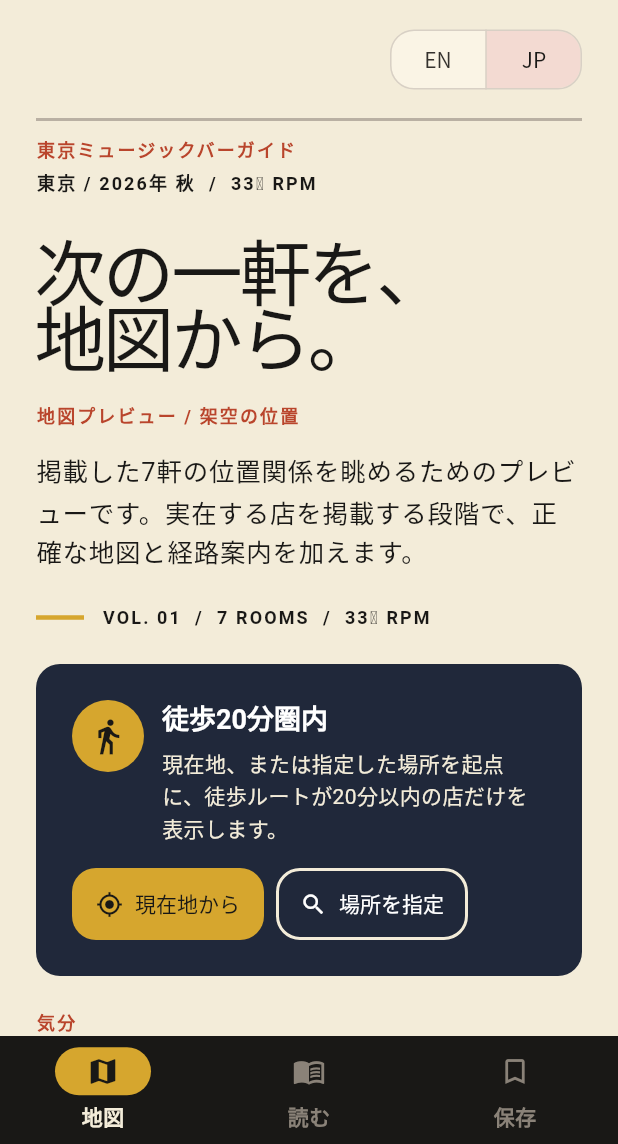
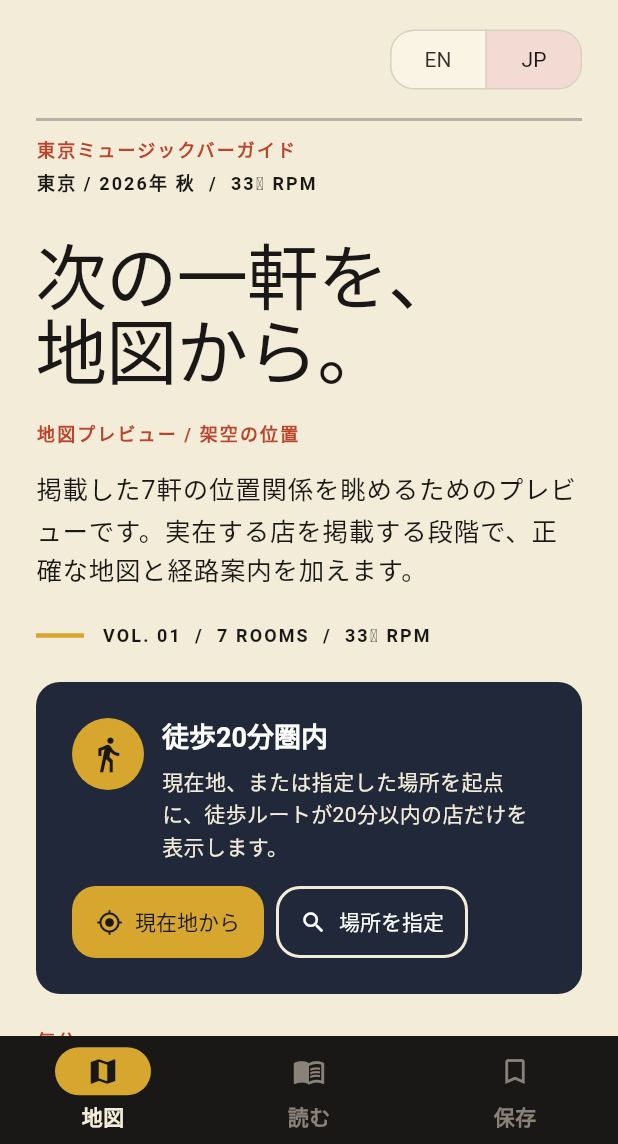
Before and after one commit to Tsutou/side-b, a Flutter app: the screen it shows after launch, on a phone screen of 412 x 824 dp, the part 92-1236 px from its top. Run offline on Flutter 3.47's test engine with Material 3 defaults, Android fonts, the phone set to English and light mode, and no system bars; our stand-ins replace shared_preferences; Roboto replaces fonts that are missing (Futura, ZenKakuGothicNew).

Commit message:
Use Zen Kaku Gothic New for Japanese

```diff
--- a/assets/fonts/OFL-NotoSansJP.txt
+++ b/assets/fonts/OFL-ZenKakuGothicNew.txt
@@ -1,8 +1,8 @@
-Copyright 2014-2021 Adobe (http://www.adobe.com/), with Reserved Font Name 'Source'
+Copyright 2022 The Zen Kaku Gothic Project Authors (https://github.com/googlefonts/zen-kakugothic)
 
 This Font Software is licensed under the SIL Open Font License, Version 1.1.
 This license is copied below, and is also available with a FAQ at:
-https://scripts.sil.org/OFL
+http://scripts.sil.org/OFL
 
 
 -----------------------------------------------------------
--- a/lib/core/design/side_b_theme.dart
+++ b/lib/core/design/side_b_theme.dart
@@ -3,7 +3,8 @@ import 'package:side_b/core/design/tokens.dart';
 
 abstract final class SideBTheme {
   static ThemeData light(Locale locale) {
-    final fontFamily = locale.languageCode == 'ja' ? 'NotoSansJP' : 'Futura';
+    final isJapanese = locale.languageCode == 'ja';
+    final fontFamily = isJapanese ? 'ZenKakuGothicNew' : 'Futura';
     final colorScheme = ColorScheme.fromSeed(
       seedColor: SideBColors.vermilion,
       brightness: Brightness.light,
@@ -44,43 +45,47 @@ abstract final class SideBTheme {
           fontFamily: fontFamily,
           fontWeight: FontWeight.w500,
           fontSize: 62,
-          height: .92,
-          letterSpacing: -2.4,
+          height: isJapanese ? 1.05 : .92,
+          letterSpacing: isJapanese ? -1 : -2.4,
           color: SideBColors.ink,
         ),
         displaySmall: TextStyle(
           fontFamily: fontFamily,
           fontWeight: FontWeight.w500,
           fontSize: 38,
-          height: 1.02,
-          letterSpacing: -1.2,
+          height: isJapanese ? 1.1 : 1.02,
+          letterSpacing: isJapanese ? -.4 : -1.2,
           color: SideBColors.ink,
         ),
         headlineMedium: TextStyle(
           fontFamily: fontFamily,
           fontWeight: FontWeight.w500,
           fontSize: 28,
-          height: 1.08,
-          letterSpacing: -.6,
+          height: isJapanese ? 1.18 : 1.08,
+          letterSpacing: isJapanese ? -.2 : -.6,
           color: SideBColors.ink,
         ),
-        titleLarge: const TextStyle(
+        titleLarge: TextStyle(
+          fontFamily: fontFamily,
           fontSize: 18,
           height: 1.25,
           fontWeight: FontWeight.w700,
           color: SideBColors.ink,
         ),
-        bodyLarge: const TextStyle(
+        bodyLarge: TextStyle(
+          fontFamily: fontFamily,
           fontSize: 17,
           height: 1.55,
           color: SideBColors.ink,
         ),
-        bodyMedium: const TextStyle(
+        bodyMedium: TextStyle(
+          fontFamily: fontFamily,
           fontSize: 14,
           height: 1.5,
           color: SideBColors.inkSoft,
         ),
-        labelLarge: const TextStyle(
+        labelLarge: TextStyle(
+          fontFamily: fontFamily,
           fontSize: 12,
           height: 1.2,
           fontWeight: FontWeight.w700,
```
Also changed, not shown: pubspec.yaml (+7 -2 lines), 7 other files.
